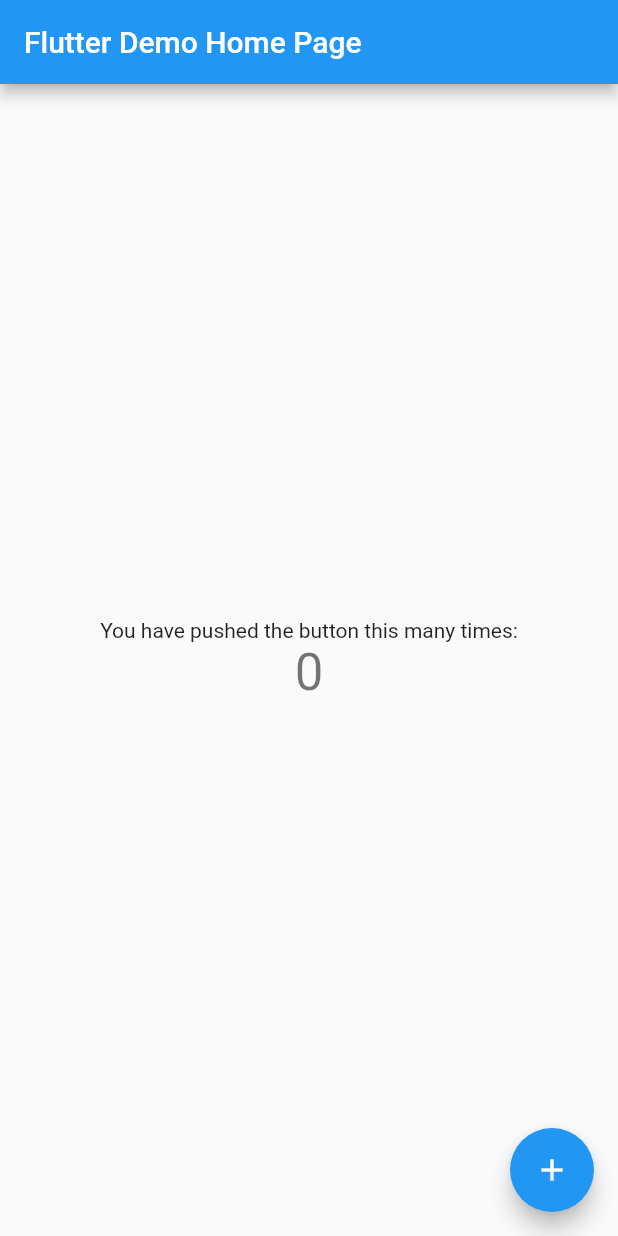
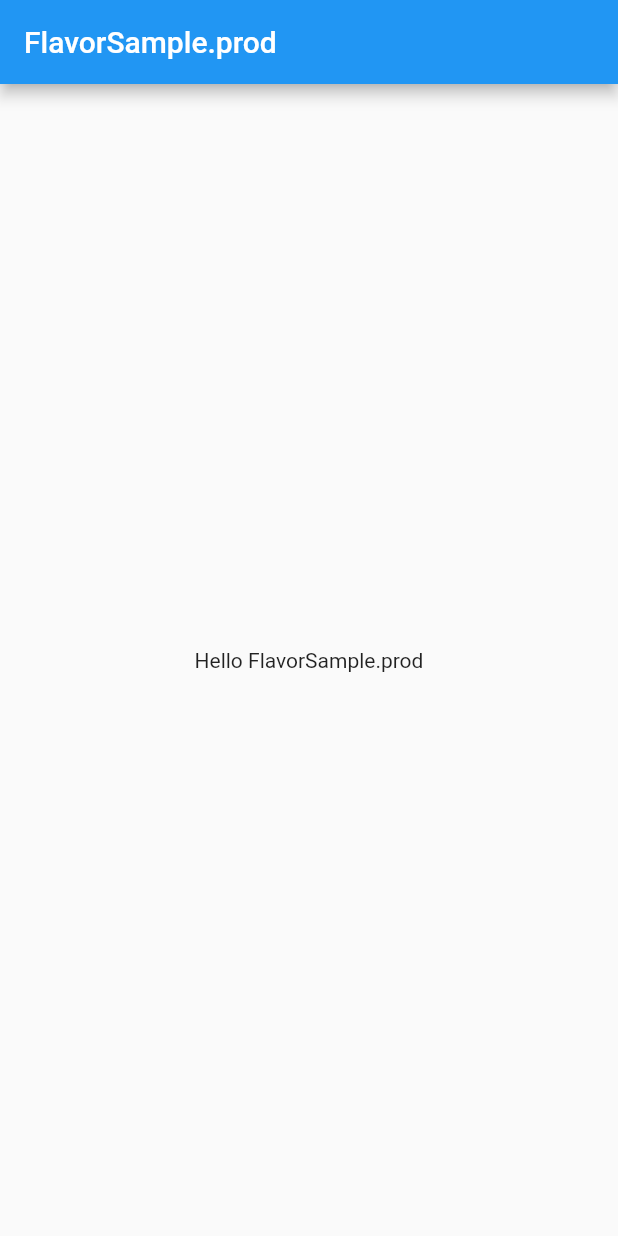
Before and after one commit to idonuntius/flavor_sample_flutter, a Flutter app: the screen it shows after launch, on a phone screen of 412 x 824 dp. Run offline on Flutter 3.47's test engine with Material 2 defaults, Android fonts, the phone set to English and light mode, and no system bars.

Commit message:
Fix codes automatically generated by flutter_flavorizr

```diff
--- a/lib/app.dart
+++ b/lib/app.dart
@@ -8,7 +8,7 @@ class App extends StatelessWidget {
   @override
   Widget build(BuildContext context) {
     return MaterialApp(
-      title: F.title,
+      title: FlavorUtil.title,
       theme: ThemeData(
         primarySwatch: Colors.blue,
       ),
@@ -27,7 +27,7 @@ class App extends StatelessWidget {
           ? Banner(
               child: child,
               location: BannerLocation.topStart,
-              message: F.name,
+              message: FlavorUtil.name,
               color: Colors.green.withOpacity(0.6),
               textStyle: TextStyle(fontWeight: FontWeight.w700, fontSize: 12.0, letterSpacing: 1.0),
               textDirection: TextDirection.ltr,
--- a/lib/flavors.dart
+++ b/lib/flavors.dart
@@ -1,22 +1,21 @@
 enum Flavor {
-  DEVELOPMENT,
-  PRODUCTION,
+  development,
+  production,
 }
 
-class F {
+class FlavorUtil {
   static Flavor? appFlavor;
 
   static String get name => appFlavor?.name ?? '';
 
   static String get title {
     switch (appFlavor) {
-      case Flavor.DEVELOPMENT:
+      case Flavor.development:
         return 'FlavorSample.dev';
-      case Flavor.PRODUCTION:
+      case Flavor.production:
         return 'FlavorSample.prod';
       default:
         return 'title';
     }
   }
-
 }
--- a/lib/main.dart
+++ b/lib/main.dart
@@ -1,115 +1,13 @@
+import 'package:flavor_sample_flutter/app.dart';
+import 'package:flavor_sample_flutter/flavors.dart';
 import 'package:flutter/material.dart';
 
 void main() {
-  runApp(const MyApp());
+  const flavor = String.fromEnvironment('FLAVOR');
+  if (flavor == 'development') {
+    FlavorUtil.appFlavor = Flavor.development;
+  } else {
+    FlavorUtil.appFlavor = Flavor.production;
+  }
+  runApp(App());
 }
-
-class MyApp extends StatelessWidget {
-  const MyApp({Key? key}) : super(key: key);
-
-  // This widget is the root of your application.
-  @override
-  Widget build(BuildContext context) {
-    return MaterialApp(
-      title: 'Flutter Demo',
-      theme: ThemeData(
-        // This is the theme of your application.
-        //
-        // Try running your application with "flutter run". You'll see the
-        // application has a blue toolbar. Then, without quitting the app, try
-        // changing the primarySwatch below to Colors.green and then invoke
-        // "hot reload" (press "r" in the console where you ran "flutter run",
-        // or simply save your changes to "hot reload" in a Flutter IDE).
-        // Notice that the counter didn't reset back to zero; the application
-        // is not restarted.
-        primarySwatch: Colors.blue,
-      ),
-      home: const MyHomePage(title: 'Flutter Demo Home Page'),
-    );
-  }
-}
-
-class MyHomePage extends StatefulWidget {
-  const MyHomePage({Key? key, required this.title}) : super(key: key);
-
-  // This widget is the home page of your application. It is stateful, meaning
-  // that it has a State object (defined below) that contains fields that affect
-  // how it looks.
-
-  // This class is the configuration for the state. It holds the values (in this
-  // case the title) provided by the parent (in this case the App widget) and
-  // used by the build method of the State. Fields in a Widget subclass are
-  // always marked "final".
-
-  final String title;
-
-  @override
-  State<MyHomePage> createState() => _MyHomePageState();
-}
-
-class _MyHomePageState extends State<MyHomePage> {
-  int _counter = 0;
-
-  void _incrementCounter() {
-    setState(() {
-      // This call to setState tells the Flutter framework that something has
-      // changed in this State, which causes it to rerun the build method below
-      // so that the display can reflect the updated values. If we changed
-      // _counter without calling setState(), then the build method would not be
-      // called again, and so nothing would appear to happen.
-      _counter++;
-    });
-  }
-
-  @override
-  Widget build(BuildContext context) {
-    // This method is rerun every time setState is called, for instance as done
-    // by the _incrementCounter method above.
-    //
-    // The Flutter framework has been optimized to make rerunning build methods
-    // fast, so that you can just rebuild anything that needs updating rather
-    // than having to individually change instances of widgets.
-    return Scaffold(
-      appBar: AppBar(
-        // Here we take the value from the MyHomePage object that was created by
-        // the App.build method, and use it to set our appbar title.
-        title: Text(widget.title),
-      ),
-      body: Center(
-        // Center is a layout widget. It takes a single child and positions it
-        // in the middle of the parent.
-        child: Column(
-          // Column is also a layout widget. It takes a list of children and
-          // arranges them vertically. By default, it sizes itself to fit its
-          // children horizontally, and tries to be as tall as its parent.
-          //
-          // Invoke "debug painting" (press "p" in the console, choose the
-          // "Toggle Debug Paint" action from the Flutter Inspector in Android
-          // Studio, or the "Toggle Debug Paint" command in Visual Studio Code)
-          // to see the wireframe for each widget.
-          //
-          // Column has various properties to control how it sizes itself and
-          // how it positions its children. Here we use mainAxisAlignment to
-          // center the children vertically; the main axis here is the vertical
-          // axis because Columns are vertical (the cross axis would be
-          // horizontal).
-          mainAxisAlignment: MainAxisAlignment.center,
-          children: <Widget>[
-            const Text(
-              'You have pushed the button this many times:',
-            ),
-            Text(
-              '$_counter',
-              style: Theme.of(context).textTheme.headline4,
-            ),
-          ],
-        ),
-      ),
-      floatingActionButton: FloatingActionButton(
-        onPressed: _incrementCounter,
-        tooltip: 'Increment',
-        child: const Icon(Icons.add),
-      ), // This trailing comma makes auto-formatting nicer for build methods.
-    );
-  }
-}
--- a/lib/pages/my_home_page.dart
+++ b/lib/pages/my_home_page.dart
@@ -6,11 +6,11 @@ class MyHomePage extends StatelessWidget {
   Widget build(BuildContext context) {
     return Scaffold(
       appBar: AppBar(
-        title: Text(F.title),
+        title: Text(FlavorUtil.title),
       ),
       body: Center(
         child: Text(
-          'Hello ${F.title}',
+          'Hello ${FlavorUtil.title}',
         ),
       ),
     );
```
Also changed, not shown: lib/main_development.dart (deleted, +0 -8 lines), lib/main_production.dart (deleted, +0 -8 lines), 7 other files.
